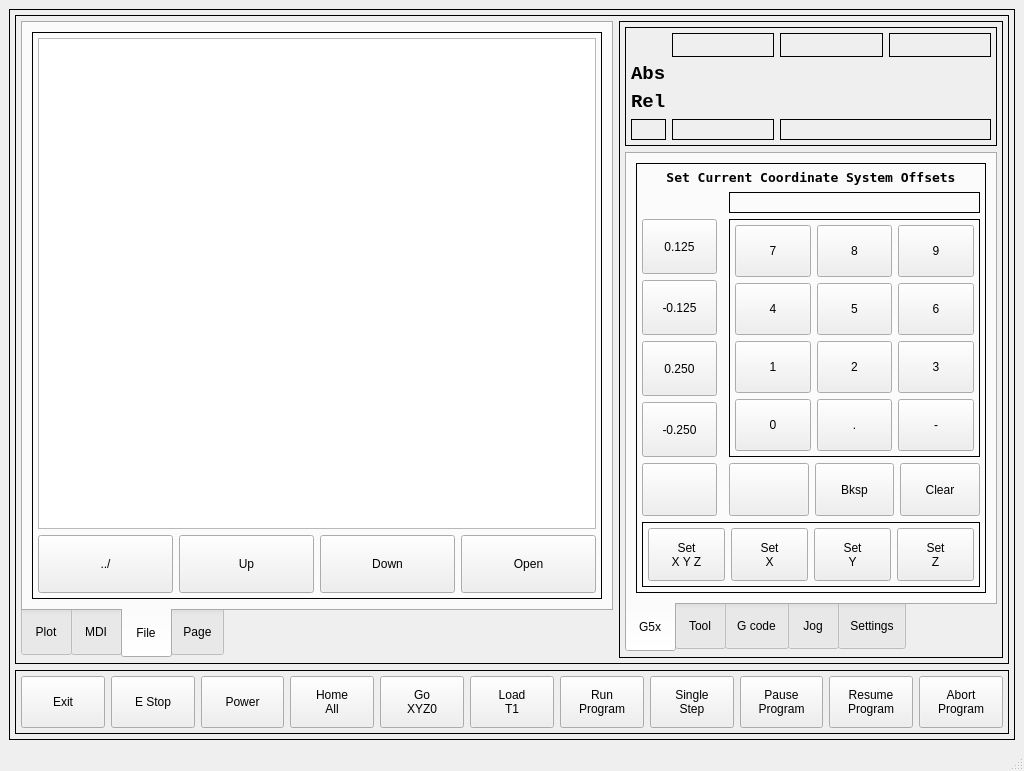
Before: the Qt Designer form mill_touch/ui/mainwindow.ui in jethornton/mill_touch, drawn with Qt 5.
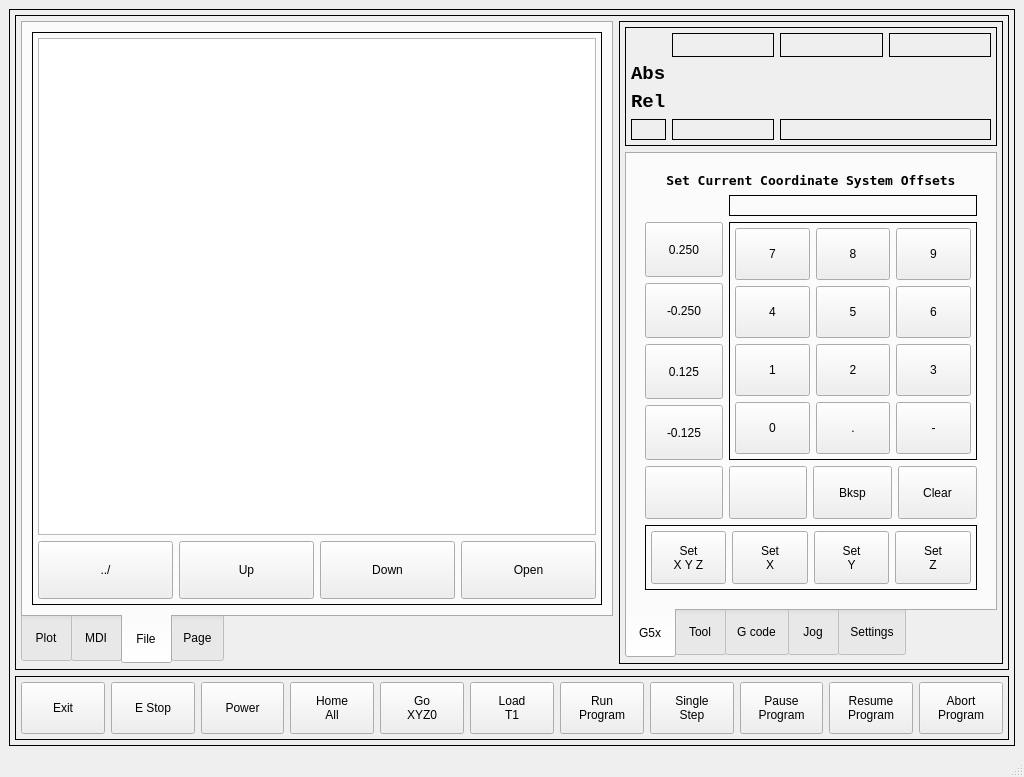
After: the same form once the commit is applied. The open tabs and pages were chosen to show the change. Custom widgets are drawn as their Qt base class.

Patch:
```diff
--- a/mill_touch/ui/mainwindow.ui
+++ b/mill_touch/ui/mainwindow.ui
@@ -671,6 +671,12 @@
                    <attribute name="horizontalHeaderMinimumSectionSize">
                     <number>150</number>
                    </attribute>
+                   <attribute name="verticalHeaderDefaultSectionSize">
+                    <number>50</number>
+                   </attribute>
+                   <attribute name="verticalHeaderMinimumSectionSize">
+                    <number>50</number>
+                   </attribute>
                   </widget>
                  </item>
                  <item row="1" column="2">
@@ -1023,37 +1029,115 @@
                 </attribute>
                 <layout class="QGridLayout" name="gridLayout_7">
                  <item row="0" column="0">
-                  <widget class="QFrame" name="gridFrame">
-                   <property name="styleSheet">
-                    <string notr="true"/>
+                  <widget class="VCPWidget" name="widget">
+                   <property name="rules" stdset="0">
+                    <string>[{&quot;channels&quot;: [{&quot;url&quot;: &quot;status:all_axes_homed&quot;, &quot;trigger&quot;: true}], &quot;property&quot;: &quot;Enable&quot;, &quot;expression&quot;: &quot;ch[0]&quot;, &quot;name&quot;: &quot;Homed&quot;}]</string>
                    </property>
-                   <property name="frameShape">
-                    <enum>QFrame::Box</enum>
-                   </property>
-                   <layout class="QGridLayout" name="gridLayout_6">
-                    <property name="leftMargin">
-                     <number>5</number>
-                    </property>
-                    <property name="topMargin">
-                     <number>5</number>
-                    </property>
-                    <property name="rightMargin">
-                     <number>5</number>
-                    </property>
-                    <property name="bottomMargin">
-                     <number>5</number>
-                    </property>
+                   <layout class="QGridLayout" name="gridLayout_22">
+                    <item row="6" column="1">
+                     <widget class="QPushButton" name="pushButton_90">
+                      <property name="text">
+                       <string/>
+                      </property>
+                     </widget>
+                    </item>
+                    <item row="7" column="0" colspan="4">
+                     <widget class="QFrame" name="gridFrame">
+                      <property name="frameShape">
+                       <enum>QFrame::Box</enum>
+                      </property>
+                      <layout class="QGridLayout" name="gridLayout_11">
+                       <property name="leftMargin">
+                        <number>5</number>
+                       </property>
+                       <property name="topMargin">
+                        <number>5</number>
+                       </property>
+                       <property name="rightMargin">
+                        <number>5</number>
+                       </property>
+                       <property name="bottomMargin">
+                        <number>5</number>
+                       </property>
+                       <item row="0" column="2">
+                        <widget class="MDIButton" name="mdibutton_4">
+                         <property name="text">
+                          <string>Set
+Y</string>
+                         </property>
+                         <property name="MDICommand" stdset="0">
+                          <string>G10L20P0Y#&lt;cordOffsetLbl&gt;</string>
+                         </property>
+                        </widget>
+                       </item>
+                       <item row="0" column="0">
+                        <widget class="MDIButton" name="mdibutton_9">
+                         <property name="text">
+                          <string>Set
+X Y Z</string>
+                         </property>
+                         <property name="MDICommand" stdset="0">
+                          <string>G10L20P0X#&lt;cordOffsetLbl&gt;</string>
+                         </property>
+                        </widget>
+                       </item>
+                       <item row="0" column="3">
+                        <widget class="MDIButton" name="mdibutton_5">
+                         <property name="text">
+                          <string>Set
+Z</string>
+                         </property>
+                         <property name="MDICommand" stdset="0">
+                          <string>G10L20P0Z#&lt;cordOffsetLbl&gt;</string>
+                         </property>
+                        </widget>
+                       </item>
+                       <item row="0" column="1">
+                        <widget class="MDIButton" name="mdibutton_3">
+                         <property name="text">
+                          <string>Set
+X</string>
+                         </property>
+                         <property name="MDICommand" stdset="0">
+                          <string>G10L20P0X#&lt;cordOffsetLbl&gt;</string>
+                         </property>
+                        </widget>
+                       </item>
+                      </layout>
+                     </widget>
+                    </item>
+                    <item row="1" column="1" colspan="3">
+                     <widget class="QLabel" name="cordOffsetLbl">
+                      <property name="font">
+                       <font>
+                        <family>DejaVu Sans Mono</family>
+                        <pointsize>12</pointsize>
+                        <weight>75</weight>
+                        <bold>true</bold>
+                       </font>
+                      </property>
+                      <property name="frameShape">
+                       <enum>QFrame::Box</enum>
+                      </property>
+                      <property name="text">
+                       <string/>
+                      </property>
+                      <property name="alignment">
+                       <set>Qt::AlignRight|Qt::AlignTrailing|Qt::AlignVCenter</set>
+                      </property>
+                     </widget>
+                    </item>
                     <item row="6" column="0">
-                     <widget class="QPushButton" name="pushButton_14">
+                     <widget class="QPushButton" name="pushButton_88">
                       <property name="text">
-                       <string>0.250</string>
+                       <string/>
                       </property>
                       <attribute name="buttonGroup">
                        <string notr="true">coordOffsetGroup</string>
                       </attribute>
                      </widget>
                     </item>
-                    <item row="7" column="0">
+                    <item row="3" column="0">
                      <widget class="QPushButton" name="pushButton_15">
                       <property name="text">
                        <string>-0.250</string>
@@ -1063,6 +1147,23 @@
                       </attribute>
                      </widget>
                     </item>
+                    <item row="2" column="0">
+                     <widget class="QPushButton" name="pushButton_14">
+                      <property name="text">
+                       <string>0.250</string>
+                      </property>
+                      <attribute name="buttonGroup">
+                       <string notr="true">coordOffsetGroup</string>
+                      </attribute>
+                     </widget>
+                    </item>
+                    <item row="6" column="3">
+                     <widget class="QPushButton" name="coordClear">
+                      <property name="text">
+                       <string>Clear</string>
+                      </property>
+                     </widget>
+                    </item>
                     <item row="4" column="0">
                      <widget class="QPushButton" name="pushButton">
                       <property name="text">
@@ -1073,25 +1174,14 @@
                       </attribute>
                      </widget>
                     </item>
-                    <item row="0" column="0" colspan="5">
-                     <widget class="QLabel" name="label_4">
-                      <property name="font">
-                       <font>
-                        <family>DejaVu Sans Mono</family>
-                        <pointsize>10</pointsize>
-                        <weight>75</weight>
-                        <bold>true</bold>
-                       </font>
-                      </property>
+                    <item row="6" column="2">
+                     <widget class="QPushButton" name="pushButton_91">
                       <property name="text">
-                       <string>Set Current Coordinate System Offsets</string>
-                      </property>
-                      <property name="alignment">
-                       <set>Qt::AlignCenter</set>
+                       <string>Bksp</string>
                       </property>
                      </widget>
                     </item>
-                    <item row="4" column="2" rowspan="4" colspan="3">
+                    <item row="2" column="1" rowspan="4" colspan="3">
                      <widget class="QFrame" name="gridFrame">
                       <property name="frameShape">
                        <enum>QFrame::Box</enum>
@@ -1232,27 +1322,6 @@
                       </layout>
                      </widget>
                     </item>
-                    <item row="1" column="2" colspan="3">
-                     <widget class="QLabel" name="cordOffsetLbl">
-                      <property name="font">
-                       <font>
-                        <family>DejaVu Sans Mono</family>
-                        <pointsize>12</pointsize>
-                        <weight>75</weight>
-                        <bold>true</bold>
-                       </font>
-                      </property>
-                      <property name="frameShape">
-                       <enum>QFrame::Box</enum>
-                      </property>
-                      <property name="text">
-                       <string/>
-                      </property>
-                      <property name="alignment">
-                       <set>Qt::AlignRight|Qt::AlignTrailing|Qt::AlignVCenter</set>
-                      </property>
-                     </widget>
-                    </item>
                     <item row="5" column="0">
                      <widget class="QPushButton" name="pushButton_41">
                       <property name="text">
@@ -1260,96 +1329,21 @@
                       </property>
                      </widget>
                     </item>
-                    <item row="9" column="0" colspan="5">
-                     <widget class="QFrame" name="gridFrame">
-                      <property name="frameShape">
-                       <enum>QFrame::Box</enum>
+                    <item row="0" column="0" colspan="4">
+                     <widget class="QLabel" name="label_4">
+                      <property name="font">
+                       <font>
+                        <family>DejaVu Sans Mono</family>
+                        <pointsize>10</pointsize>
+                        <weight>75</weight>
+                        <bold>true</bold>
+                       </font>
                       </property>
-                      <layout class="QGridLayout" name="gridLayout_11">
-                       <property name="leftMargin">
-                        <number>5</number>
-                       </property>
-                       <property name="topMargin">
-                        <number>5</number>
-                       </property>
-                       <property name="rightMargin">
-                        <number>5</number>
-                       </property>
-                       <property name="bottomMargin">
-                        <number>5</number>
-                       </property>
-                       <item row="0" column="2">
-                        <widget class="MDIButton" name="mdibutton_4">
-                         <property name="text">
-                          <string>Set
-Y</string>
-                         </property>
-                         <property name="MDICommand" stdset="0">
-                          <string>G10L20P0Y#&lt;cordOffsetLbl&gt;</string>
-                         </property>
-                        </widget>
-                       </item>
-                       <item row="0" column="0">
-                        <widget class="MDIButton" name="mdibutton_9">
-                         <property name="text">
-                          <string>Set
-X Y Z</string>
-                         </property>
-                         <property name="MDICommand" stdset="0">
-                          <string>G10L20P0X#&lt;cordOffsetLbl&gt;</string>
-                         </property>
-                        </widget>
-                       </item>
-                       <item row="0" column="3">
-                        <widget class="MDIButton" name="mdibutton_5">
-                         <property name="text">
-                          <string>Set
-Z</string>
-                         </property>
-                         <property name="MDICommand" stdset="0">
-                          <string>G10L20P0Z#&lt;cordOffsetLbl&gt;</string>
-                         </property>
-                        </widget>
-                       </item>
-                       <item row="0" column="1">
-                        <widget class="MDIButton" name="mdibutton_3">
-                         <property name="text">
-                          <string>Set
-X</string>
-                         </property>
-                         <property name="MDICommand" stdset="0">
-                          <string>G10L20P0X#&lt;cordOffsetLbl&gt;</string>
-                         </property>
-                        </widget>
-                       </item>
-                      </layout>
-                     </widget>
-                    </item>
-                    <item row="8" column="0">
-                     <widget class="QPushButton" name="pushButton_88">
                       <property name="text">
-                       <string/>
+                       <string>Set Current Coordinate System Offsets</string>
                       </property>
-                     </widget>
-                    </item>
-                    <item row="8" column="4">
-                     <widget class="QPushButton" name="coordClear">
-                      <property name="text">
-                       <string>Clear</string>
-                      </property>
-                     </widget>
-                    </item>
-                    <item row="8" column="2">
-                     <widget class="QPushButton" name="pushButton_90">
-                      <property name="text">
-                       <string/>
-                      </property>
-                     </widget>
-                    </item>
-                    <item row="8" column="3">
-                     <widget class="QPushButton" name="pushButton_91">
-                      <property name="text">
-                       <string>Bksp</string>
+                      <property name="alignment">
+                       <set>Qt::AlignCenter</set>
                       </property>
                      </widget>
                     </item>
@@ -2088,6 +2082,12 @@
    <extends>QPushButton</extends>
    <header>qtpyvcp.widgets.button_widgets.mdi_button</header>
   </customwidget>
+  <customwidget>
+   <class>VCPWidget</class>
+   <extends>QWidget</extends>
+   <header>qtpyvcp.widgets.containers.widget</header>
+   <container>1</container>
+  </customwidget>
   <customwidget>
    <class>MDIEntry</class>
    <extends>QLineEdit</extends>
```
Left out of the diff: 37 changed lines with no effect on the pictures.
